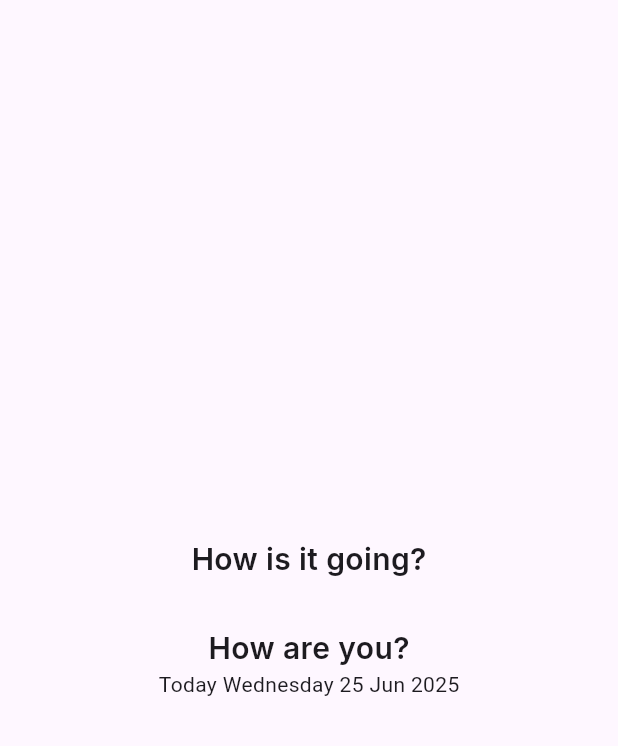
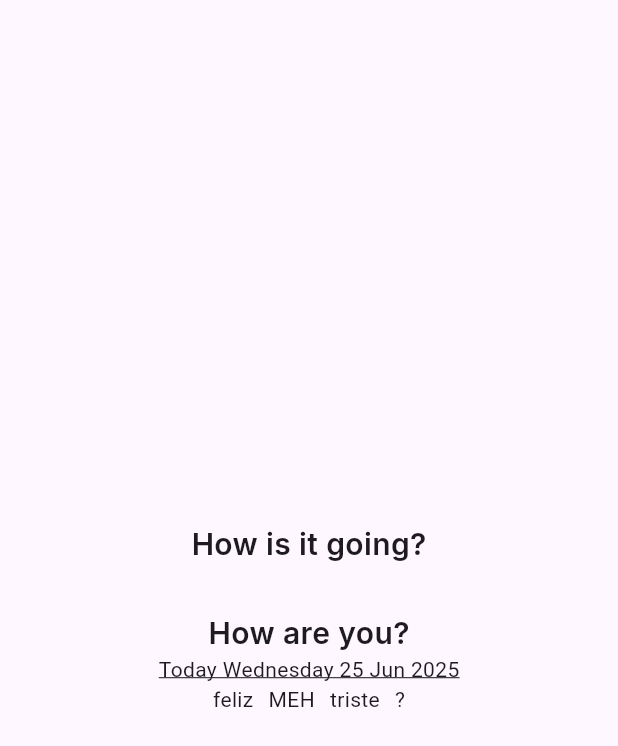
Before and after one commit to TLifeOfCris/JournalFlutterApp2, a Flutter app: the screen it shows after launch, on a phone screen of 412 x 824 dp. Shown: the top 746 px of the screen. Run offline on Flutter 3.47's test engine with Material 3 defaults, Android fonts, the phone set to English and light mode, and no system bars; our stand-ins replace google_fonts.

Commit message:
Agregando donde irán las emociones

```diff
--- a/flutter_journal_app/lib/views/add_entry_view.dart
+++ b/flutter_journal_app/lib/views/add_entry_view.dart
@@ -25,7 +25,24 @@ class AddEntryView extends StatelessWidget {
             Text('How are you?',
             style: GoogleFonts.inter(fontSize: 20, fontWeight: FontWeight.w600),),
 
-            Text('Today $formattedDate')
+            Text('Today $formattedDate', style: TextStyle( decoration: TextDecoration.underline),),
+
+            Row(
+              crossAxisAlignment: CrossAxisAlignment.center,
+              mainAxisAlignment: MainAxisAlignment.center,
+              children: [
+                //Agregar las caritas
+
+                Text('feliz'),
+                SizedBox(width: 10,),
+                Text('MEH'),
+                SizedBox(width: 10,),
+                Text('triste'),
+                SizedBox(width: 10,),
+                Text('?')
+
+              ],
+            )
           ],
         ),
       ),
```
